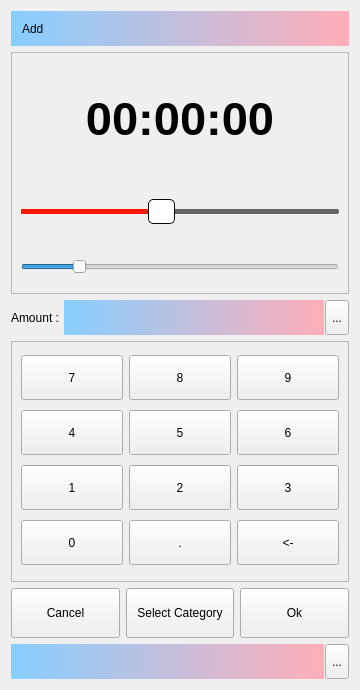
First picture: the form in src/dlgsettime.ui, repository ic005k/Knot-Legacy, before the edit.
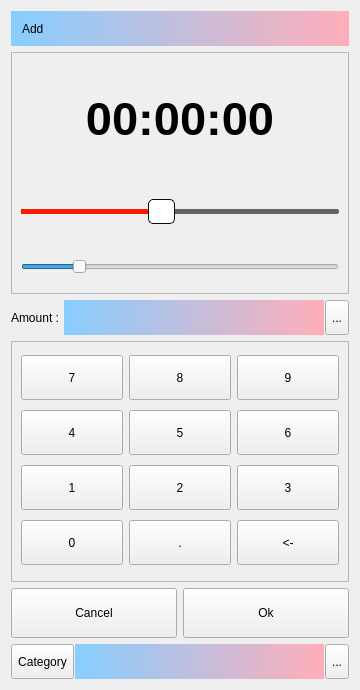
Second picture: the form after the edit. Icons and pictures are not drawn.

The edit to the form file:
```diff
--- a/src/dlgsettime.ui
+++ b/src/dlgsettime.ui
@@ -545,25 +545,6 @@
        </property>
       </widget>
      </item>
-     <item>
-      <widget class="QToolButton" name="btnCustom">
-       <property name="sizePolicy">
-        <sizepolicy hsizetype="Preferred" vsizetype="Fixed">
-         <horstretch>0</horstretch>
-         <verstretch>0</verstretch>
-        </sizepolicy>
-       </property>
-       <property name="minimumSize">
-        <size>
-         <width>45</width>
-         <height>50</height>
-        </size>
-       </property>
-       <property name="text">
-        <string>Select Category</string>
-       </property>
-      </widget>
-     </item>
      <item>
       <widget class="QToolButton" name="btnOk">
        <property name="sizePolicy">
@@ -590,6 +571,31 @@
      <property name="spacing">
       <number>1</number>
      </property>
+     <item>
+      <widget class="QToolButton" name="btnCustom">
+       <property name="sizePolicy">
+        <sizepolicy hsizetype="Fixed" vsizetype="Fixed">
+         <horstretch>0</horstretch>
+         <verstretch>0</verstretch>
+        </sizepolicy>
+       </property>
+       <property name="minimumSize">
+        <size>
+         <width>0</width>
+         <height>0</height>
+        </size>
+       </property>
+       <property name="maximumSize">
+        <size>
+         <width>16777215</width>
+         <height>35</height>
+        </size>
+       </property>
+       <property name="text">
+        <string>Category</string>
+       </property>
+      </widget>
+     </item>
      <item>
       <widget class="QTextEdit" name="editDesc">
        <property name="maximumSize">
```
